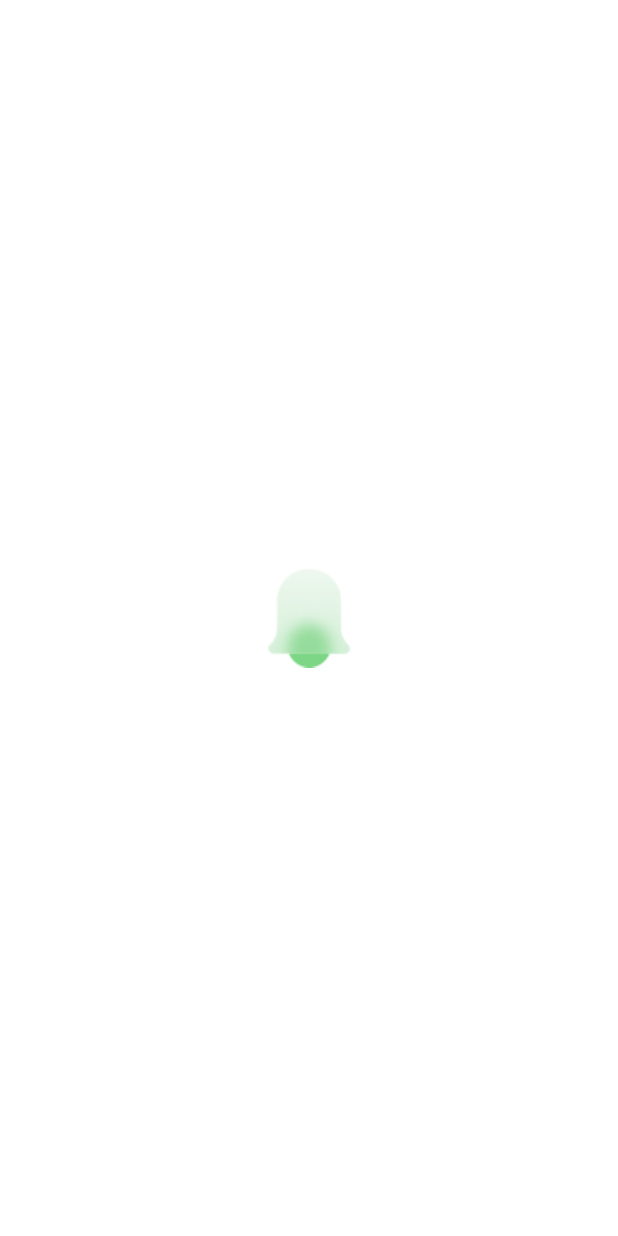
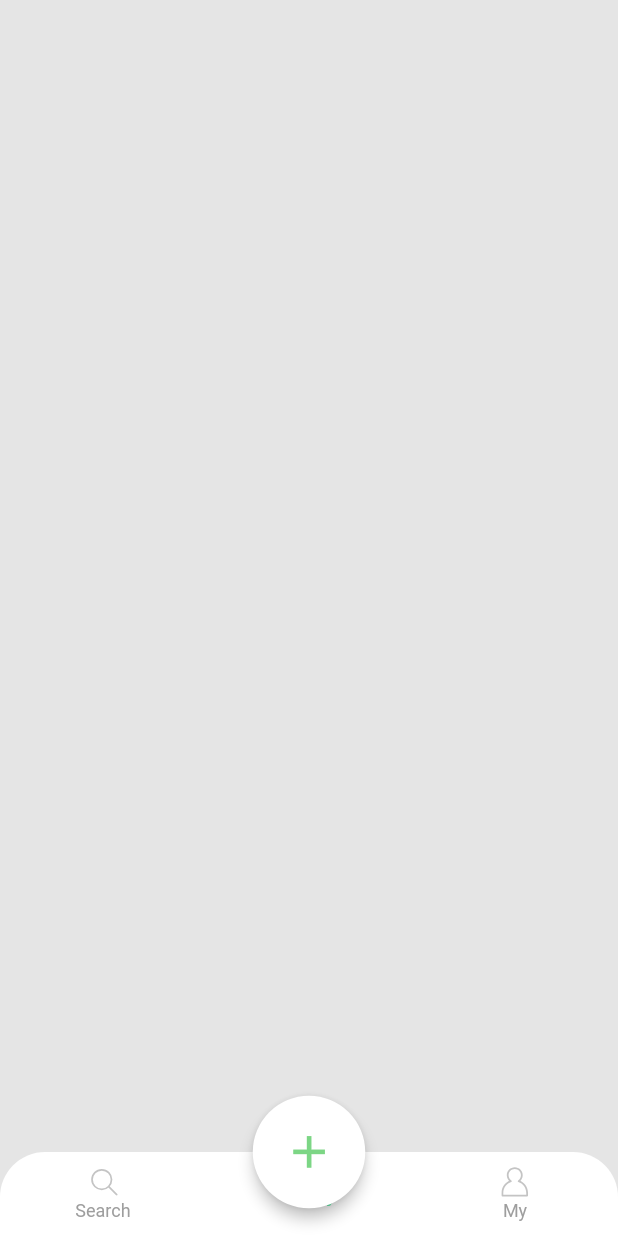
Before and after one commit to bentleypark/noticeme_v2, a Flutter app: the screen it shows after launch, on a phone screen of 412 x 824 dp. Run offline on Flutter 3.47's test engine with Material 2 defaults, Android fonts, the phone set to English and light mode, and no system bars; our stand-ins replace flutter_svg, get, websafe_svg.

Commit message:
home navaigation bar ui 구현

```diff
--- /dev/null
+++ b/lib/binding/home_binding.dart
@@ -0,0 +1,10 @@
+
+import 'package:get/get.dart';
+import 'package:noticeme/controller/home_controller.dart';
+
+class HomeBinding extends Bindings {
+  @override
+  void dependencies() {
+    Get.lazyPut<HomeController>(() => HomeController());
+  }
+}
--- /dev/null
+++ b/lib/controller/home_controller.dart
@@ -0,0 +1,10 @@
+import 'package:get/get.dart';
+
+class HomeController extends GetxController {
+  var tabIndex = 1;
+
+  void changeTabIndex(int index) {
+    tabIndex = index;
+    update();
+  }
+}
--- a/lib/main.dart
+++ b/lib/main.dart
@@ -15,7 +15,7 @@ class NoticeMeApp extends StatelessWidget {
       title: APP_NAME,
       debugShowCheckedModeBanner: false,
       getPages: routers(),
-      initialRoute: Routers.SPLASH,
+      initialRoute: Routers.HOME,
       theme: ThemeData(
         primarySwatch: Colors.indigo,
         visualDensity: VisualDensity.adaptivePlatformDensity,
--- /dev/null
+++ b/lib/presentation/home/home.dart
@@ -0,0 +1,109 @@
+import 'package:flutter/material.dart';
+import 'package:flutter_svg/flutter_svg.dart';
+import 'package:get/get.dart';
+import 'package:noticeme/controller/home_controller.dart';
+import 'package:noticeme/resources/colors.dart';
+import 'package:noticeme/utils/ex_fuctions.dart';
+
+class Home extends GetView<HomeController> {
+  @override
+  Widget build(BuildContext context) {
+    return GetBuilder<HomeController>(
+      builder: (controller) {
+        return Scaffold(
+          backgroundColor: COLOR_GRAY.parseColor(),
+          body: SafeArea(
+            child: IndexedStack(
+              index: controller.tabIndex,
+              children: [
+                // HomePage(),
+                // NewsPage(),
+                // AlertsPage(),
+                // AccountPage(),
+              ],
+            ),
+          ),
+          bottomNavigationBar: ClipRRect(
+            borderRadius: BorderRadius.only(
+              topRight: Radius.circular(30),
+              topLeft: Radius.circular(30),
+            ),
+            child: BottomNavigationBar(
+              unselectedItemColor: Colors.grey,
+              selectedItemColor: Colors.greenAccent,
+              onTap: controller.changeTabIndex,
+              currentIndex: controller.tabIndex,
+              type: BottomNavigationBarType.fixed,
+              backgroundColor: Colors.white,
+              elevation: 0,
+              items: [
+                _bottomNavigationBarItem(
+                  iconActive: SvgPicture.asset(
+                    'images/search_active.svg',
+                    width: 20,
+                    height: 20,
+                  ),
+                  icon: SvgPicture.asset(
+                    'images/search.svg',
+                    width: 20,
+                    height: 20,
+                  ),
+                  label: 'Search',
+                ),
+                _bottomNavigationBarItem(
+                  iconActive: Container(),
+                  icon: SvgPicture.asset(
+                    'images/dday.svg',
+                    width: 20,
+                    height: 20,
+                  ),
+                  label: 'D-Day',
+                ),
+                _bottomNavigationBarItem(
+                  iconActive: SvgPicture.asset(
+                    'images/my_active.svg',
+                    width: 20,
+                    height: 20,
+                  ),
+                  icon: SvgPicture.asset(
+                    'images/my.svg',
+                    width: 20,
+                    height: 20,
+                  ),
+                  label: 'My',
+                ),
+              ],
+            ),
+          ),
+          floatingActionButtonLocation:
+              FloatingActionButtonLocation.centerDocked,
+          floatingActionButton: Visibility(
+            visible: controller.tabIndex == 1,
+            child: Container(
+              height: 75,
+              width: 75,
+              child: FittedBox(
+                child: FloatingActionButton(
+                  onPressed: () {},
+                  tooltip: 'Increment',
+                  child: Icon(Icons.add, size: 27),
+                  elevation: 4.0,
+                  backgroundColor: COLOR_WHITE.parseColor(),
+                  foregroundColor: COLOR_GREEN_ORANGE.parseColor(),
+                ),
+              ),
+            ),
+          ),
+        );
+      },
+    );
+  }
+
+  _bottomNavigationBarItem({Widget iconActive, Widget icon, String label}) {
+    return BottomNavigationBarItem(
+      activeIcon: iconActive,
+      icon: icon,
+      label: label,
+    );
+  }
+}
--- a/lib/resources/colors.dart
+++ b/lib/resources/colors.dart
@@ -1 +1,4 @@
 const COLOR_WHITE = '#FFFFFF';
+const COLOR_GRAY = '#E5E5E5';
+const COLOR_GRAY01 = '#C4C4C4';
+const COLOR_GREEN_ORANGE = '#7CD685';
--- a/lib/router/router.dart
+++ b/lib/router/router.dart
@@ -1,10 +1,13 @@
 import 'package:get/get.dart';
+import 'package:noticeme/binding/home_binding.dart';
 import 'package:noticeme/binding/splash_binding.dart';
+import 'package:noticeme/presentation/home/home.dart';
 import 'package:noticeme/presentation/splash/splash.dart';
 
 routers() => [
       GetPage(
-          name: Routers.SPLASH, page: () => Splash(), binding: SplashBinding())
+          name: Routers.SPLASH, page: () => Splash(), binding: SplashBinding()),
+      GetPage(name: Routers.HOME, page: () => Home(), binding: HomeBinding()),
     ];
 
 abstract class Routers {
```
Also changed, not shown: images/add.svg (added), images/dday.svg (added), images/my.svg (added), images/my_active.svg (added), images/search.svg (added), images/search_active.svg (added).
